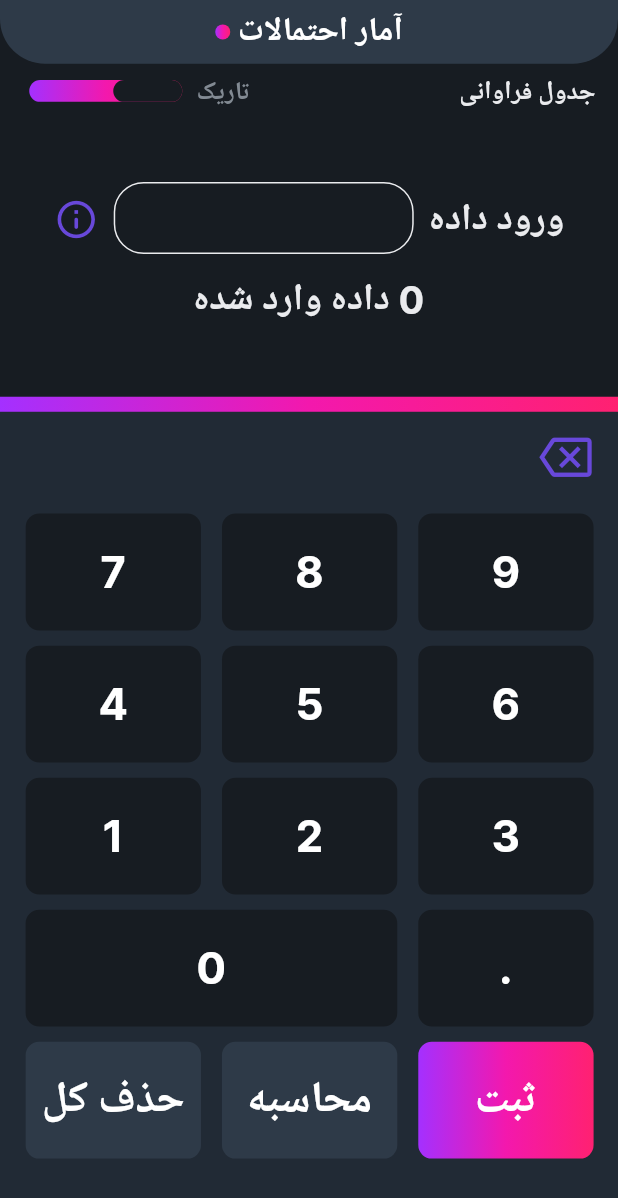
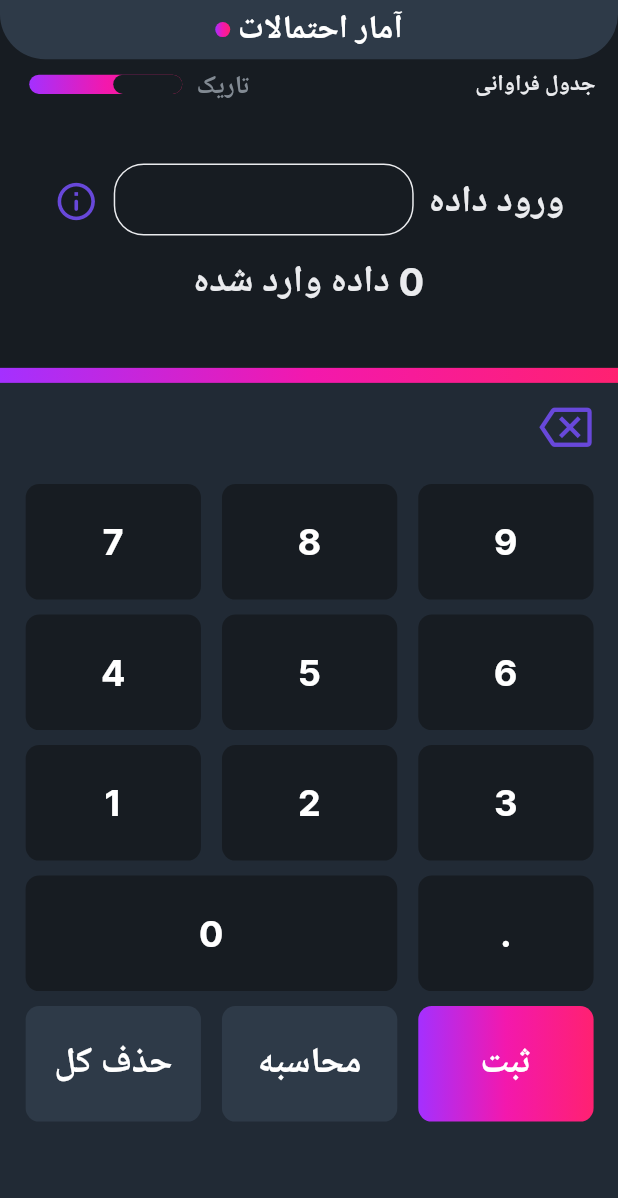
Before and after one commit to mohsen0dev/Statistical_Calculator, a Flutter app: the screen it shows after launch, on a phone screen of 412 x 824 dp. Shown: the top 1198 px of the screen. Run offline on Flutter 3.47's test engine with Material 3 defaults, Android fonts, the phone set to English and light mode, and no system bars; drawn by our look-alikes of animated_toggle_switch; our stand-ins replace get, lottie, shared_preferences.

Commit message:
new commit

```diff
--- a/lib/Core/constants/app_size.dart
+++ b/lib/Core/constants/app_size.dart
@@ -9,7 +9,7 @@ class AppSize {
   static const double borderRadiusButtonShowHistory = 7;
   static const double borderRadiusButtonClearHistory = 28;
   static const double borderRadiusresultButton = 16;
-  static const double textSizeBoldButtom = 29;
+  static const double textSizeBoldButtom = 24;
   static const double textSizeMedium = 16;
   static const double dividerGeradientHeight = 10;
   static double appBarHeight = 0;
@@ -42,7 +42,7 @@ class AppSize {
   void appSectionsPercent() {
     appBarHeight = setFullsizeHeight * 0.090;
     boardInputDate = setFullsizeHeight * (23.1 / 100);
-    boardButtons = (setFullsizeHeight * (67.75 / 100)) - 34.5;
+    boardButtons = (setFullsizeHeight * (67.75 / 100));
     appBarTitle = appBarHeight * (57.35 / 100);
     appBarPadding = appBarHeight * 0.0854;
     appBarMiniBoard = appBarHeight * (31.71 / 100);
@@ -71,7 +71,7 @@ class AppSize {
   List<double> init(BuildContext context) {
     textScaleFactor = MediaQuery.of(context).textScaleFactor;
     setFullsizeWidth = MediaQuery.of(context).size.width;
-    setFullsizeHeight = MediaQuery.of(context).size.height;
+    setFullsizeHeight = MediaQuery.of(context).size.height - 60;
     appSectionsPercent();
     return [textScaleFactor, setFullsizeHeight, setFullsizeHeight];
   }
--- a/lib/Core/constants/my_app.dart
+++ b/lib/Core/constants/my_app.dart
@@ -20,15 +20,21 @@ class _MyAppState extends State<MyApp> {
   Widget build(BuildContext context) {
     AppSize().init(context);
     AppSize().appSectionsPercent();
+    return GetBuilder<CustomAppbarController>(
+      init: CustomAppbarController(),
+      initState: (_) {},
+      builder: (_) {
         return GetMaterialApp(
           locale: const Locale('fa'),
           debugShowCheckedModeBanner: false,
-      theme: customAppBarClr.selectedLDMode == 0
+          theme: _.selectedLDMode.value == 0
               ? myAppThemeIns.darkTheme()
               : myAppThemeIns.lightTheme(),
           darkTheme: myAppThemeIns.darkTheme(),
           initialRoute: AppRoute.splashScreen,
           getPages: AppRoute.routes,
         );
+      },
+    );
   }
 }
--- a/lib/Core/widgets/controller/custom_appbar_controller.dart
+++ b/lib/Core/widgets/controller/custom_appbar_controller.dart
@@ -3,5 +3,5 @@ import 'package:get/get.dart';
 class CustomAppbarController extends GetxController {
   RxInt selectedSection = 0.obs;
   RxBool modeCurrent = false.obs;
-  int selectedLDMode = 0;
+  RxInt selectedLDMode = 0.obs;
 }
--- a/lib/Core/widgets/custom_appbar.dart
+++ b/lib/Core/widgets/custom_appbar.dart
@@ -81,7 +81,7 @@ class AppbarCustomSelection extends StatelessWidget {
                       textScaler: TextScaler.linear(AppSize.textScaleFactor),
                       style: MyAppTextStyle.getBold(
                           color: themedata.colorScheme.onBackground,
-                          fontSize: 17)),
+                          fontSize: 15)),
                 ),
                 Row(
                   children: [
--- a/lib/Core/widgets/custom_darklight_switch.dart
+++ b/lib/Core/widgets/custom_darklight_switch.dart
@@ -23,11 +23,11 @@ class _SwitchDarkLightState extends State<SwitchDarkLight> {
   Widget build(BuildContext context) {
     return Center(
       child: AnimatedToggleSwitch<int?>.rolling(
-        current: customAppBarClr.selectedLDMode,
+        current: customAppBarClr.selectedLDMode.value,
         allowUnlistedValues: true,
         values: const [0, 1],
         onChanged: (i) => setState(() {
-          customAppBarClr.selectedLDMode = int.parse(i.toString());
+          customAppBarClr.selectedLDMode.value = int.parse(i.toString());
           convertValue(int.parse(i.toString()));
           Get.changeTheme(int.parse(i.toString()) == 0
               ? MyAppTheme().darkTheme()
--- a/lib/Features/probability_statistics/probability_statistics_view.dart
+++ b/lib/Features/probability_statistics/probability_statistics_view.dart
@@ -99,8 +99,7 @@ class ProbabilityStatisticsView extends StatelessWidget {
               decoration:
                   const BoxDecoration(gradient: AppColors.gradientColor),
             ),
-            SingleChildScrollView(
-              child: Padding(
+            Padding(
               padding: EdgeInsets.all(AppSize.boardButtonsPadding),
               child: Column(
                 children: [
@@ -136,8 +135,7 @@ class ProbabilityStatisticsView extends StatelessWidget {
                             CustomButtons(
                               bottomPad: AppSize.paddingButtonsH,
                               name: '9',
-                                backgroundColor:
-                                    themedata.colorScheme.onSurface,
+                              backgroundColor: themedata.colorScheme.onSurface,
                               textColor: themedata.colorScheme.surface,
                               controller: probabilityControl.textController,
                               onTapPos: (value) {
@@ -148,8 +146,7 @@ class ProbabilityStatisticsView extends StatelessWidget {
                               bottomPad: AppSize.paddingButtonsH,
                               rightPad: AppSize.paddingButtonsW,
                               name: '8',
-                                backgroundColor:
-                                    themedata.colorScheme.onSurface,
+                              backgroundColor: themedata.colorScheme.onSurface,
                               textColor: themedata.colorScheme.surface,
                               controller: probabilityControl.textController,
                               onTapPos: (value) {
@@ -160,8 +157,7 @@ class ProbabilityStatisticsView extends StatelessWidget {
                               bottomPad: AppSize.paddingButtonsH,
                               rightPad: AppSize.paddingButtonsW,
                               name: '7',
-                                backgroundColor:
-                                    themedata.colorScheme.onSurface,
+                              backgroundColor: themedata.colorScheme.onSurface,
                               textColor: themedata.colorScheme.surface,
                               controller: probabilityControl.textController,
                               onTapPos: (value) {
@@ -175,8 +171,7 @@ class ProbabilityStatisticsView extends StatelessWidget {
                             CustomButtons(
                               bottomPad: AppSize.paddingButtonsH,
                               name: '6',
-                                backgroundColor:
-                                    themedata.colorScheme.onSurface,
+                              backgroundColor: themedata.colorScheme.onSurface,
                               textColor: themedata.colorScheme.surface,
                               controller: probabilityControl.textController,
                               onTapPos: (value) {
@@ -187,8 +182,7 @@ class ProbabilityStatisticsView extends StatelessWidget {
                               bottomPad: AppSize.paddingButtonsH,
                               rightPad: AppSize.paddingButtonsW,
                               name: '5',
-                                backgroundColor:
-                                    themedata.colorScheme.onSurface,
+                              backgroundColor: themedata.colorScheme.onSurface,
                               textColor: themedata.colorScheme.surface,
                               controller: probabilityControl.textController,
                               onTapPos: (value) {
@@ -199,8 +193,7 @@ class ProbabilityStatisticsView extends StatelessWidget {
                               bottomPad: AppSize.paddingButtonsH,
                               rightPad: AppSize.paddingButtonsW,
                               name: '4',
-                                backgroundColor:
-                                    themedata.colorScheme.onSurface,
+                              backgroundColor: themedata.colorScheme.onSurface,
                               textColor: themedata.colorScheme.surface,
                               controller: probabilityControl.textController,
                               onTapPos: (value) {
@@ -214,8 +207,7 @@ class ProbabilityStatisticsView extends StatelessWidget {
                             CustomButtons(
                               bottomPad: AppSize.paddingButtonsH,
                               name: '3',
-                                backgroundColor:
-                                    themedata.colorScheme.onSurface,
+                              backgroundColor: themedata.colorScheme.onSurface,
                               textColor: themedata.colorScheme.surface,
                               controller: probabilityControl.textController,
                               onTapPos: (value) {
@@ -226,8 +218,7 @@ class ProbabilityStatisticsView extends StatelessWidget {
                               bottomPad: AppSize.paddingButtonsH,
                               rightPad: AppSize.paddingButtonsW,
                               name: '2',
-                                backgroundColor:
-                                    themedata.colorScheme.onSurface,
+                              backgroundColor: themedata.colorScheme.onSurface,
                               textColor: themedata.colorScheme.surface,
                               controller: probabilityControl.textController,
                               onTapPos: (value) {
@@ -238,8 +229,7 @@ class ProbabilityStatisticsView extends StatelessWidget {
                               bottomPad: AppSize.paddingButtonsH,
                               rightPad: AppSize.paddingButtonsW,
                               name: '1',
-                                backgroundColor:
-                                    themedata.colorScheme.onSurface,
+                              backgroundColor: themedata.colorScheme.onSurface,
                               textColor: themedata.colorScheme.surface,
                               controller: probabilityControl.textController,
                               onTapPos: (value) {
@@ -253,8 +243,7 @@ class ProbabilityStatisticsView extends StatelessWidget {
                             CustomButtons(
                               bottomPad: AppSize.paddingButtonsH,
                               name: '.',
-                                backgroundColor:
-                                    themedata.colorScheme.onSurface,
+                              backgroundColor: themedata.colorScheme.onSurface,
                               textColor: themedata.colorScheme.surface,
                               controller: probabilityControl.textController,
                               onTapPos: (value) {
@@ -265,8 +254,7 @@ class ProbabilityStatisticsView extends StatelessWidget {
                               rightPad: AppSize.paddingButtonsW,
                               bottomPad: AppSize.paddingButtonsH,
                               name: '0',
-                                backgroundColor:
-                                    themedata.colorScheme.onSurface,
+                              backgroundColor: themedata.colorScheme.onSurface,
                               textColor: themedata.colorScheme.surface,
                               customWidth: AppSize.bigButtonsSizeW,
                               controller: probabilityControl.textController,
@@ -286,8 +274,7 @@ class ProbabilityStatisticsView extends StatelessWidget {
                               onTapPosVoid: () {
                                 if (probabilityControl
                                     .textController.text.isNotEmpty) {
-                                    if (probabilityControl
-                                            .textController.text !=
+                                  if (probabilityControl.textController.text !=
                                       '0.') {
                                     probabilityControl.addDataButton();
                                   } else {
@@ -296,13 +283,13 @@ class ProbabilityStatisticsView extends StatelessWidget {
                                       '',
                                       titleText: Text(homePageStr[6],
                                           style: MyAppTextStyle.getBold(
-                                                color: themedata
-                                                    .colorScheme.surface,
+                                              color:
+                                                  themedata.colorScheme.surface,
                                               fontSize: 23)),
                                       messageText: Text(homePageStr[5],
                                           style: MyAppTextStyle.getBold(
-                                                color: themedata
-                                                    .colorScheme.surface,
+                                              color:
+                                                  themedata.colorScheme.surface,
                                               fontSize: 22)),
                                     );
                                   }
@@ -327,8 +314,7 @@ class ProbabilityStatisticsView extends StatelessWidget {
                             CustomButtons(
                                 rightPad: AppSize.paddingButtonsW,
                                 name: 'محاسبه',
-                                  backgroundColor:
-                                      themedata.secondaryHeaderColor,
+                                backgroundColor: themedata.secondaryHeaderColor,
                                 textColor: themedata.colorScheme.surface,
                                 controller: probabilityControl.textController,
                                 onTapPosVoid: () {
@@ -339,13 +325,13 @@ class ProbabilityStatisticsView extends StatelessWidget {
                                       '',
                                       titleText: Text(homePageStr[6],
                                           style: MyAppTextStyle.getBold(
-                                                color: themedata
-                                                    .colorScheme.surface,
+                                              color:
+                                                  themedata.colorScheme.surface,
                                               fontSize: 23)),
                                       messageText: Text(homePageStr[3],
                                           style: MyAppTextStyle.getBold(
-                                                color: themedata
-                                                    .colorScheme.surface,
+                                              color:
+                                                  themedata.colorScheme.surface,
                                               fontSize: 22)),
                                     );
                                   } else {
@@ -368,7 +354,6 @@ class ProbabilityStatisticsView extends StatelessWidget {
                     ),
                   )
                 ],
-                ),
               ),
             ),
           ]),
@@ -406,9 +391,9 @@ class ResultView extends StatelessWidget {
       'درصد فراوانی تجمعی',
       'جدول فراوانی',
     ];
-    return SingleChildScrollView(
-      physics: const BouncingScrollPhysics(),
-      scrollDirection: Axis.vertical,
+    return SizedBox(
+      width: AppSize.setFullsizeHeight,
+      child: SingleChildScrollView(
         child: Center(
           child: Column(
             children: [
@@ -452,15 +437,16 @@ class ResultView extends StatelessWidget {
                               width: AppSize.setFullsizeWidth / 2.6,
                               padding: const EdgeInsets.all(3),
                               decoration: BoxDecoration(
-                                borderRadius:
-                                    const BorderRadius.all(Radius.circular(10)),
+                                  borderRadius: const BorderRadius.all(
+                                      Radius.circular(10)),
                                   border: Border.all(
                                       color: themedata.colorScheme.onPrimary,
                                       width: 2)),
                               child: CustomListBox(
                                 probabilityModel: probabilityModel,
                                 probabilityControl: probabilityControl,
-                              listValue: ProbabilityStatisticsModel.arryListBox,
+                                listValue:
+                                    ProbabilityStatisticsModel.arryListBox,
                               )),
                         ],
                       ),
@@ -513,6 +499,7 @@ class ResultView extends StatelessWidget {
             ],
           ),
         ),
+      ),
     );
   }
 }
--- a/lib/main.dart
+++ b/lib/main.dart
@@ -14,7 +14,7 @@ Future<void> _loadThemeMode() async {
   final numberMode = await SharedPreferences.getInstance();
   int? storedMode = numberMode.getInt('mode');
   storedMode ??= 0;
-  customAppBarClr.selectedLDMode = storedMode;
+  customAppBarClr.selectedLDMode.value = storedMode;
   if (storedMode == 0) {
     customAppBarClr.modeCurrent.value = false;
   } else {
```
Also changed, not shown: lib/Features/splash_view.dart (+11 -2 lines). Lines whose indentation alone changed are shown as unchanged.
